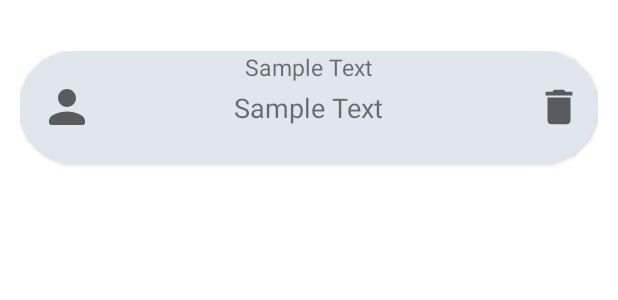
After one commit to OpenLake/Sampoorna, an Android app: the layout fragment_contact.xml on its own in the app's theme, with its tools: preview values and no code run, on a phone screen of 412 x 824 dp. The commit adds this screen. Shown: the top 300 px of the screen. Run offline under Robolectric (Android 15) with nearby library versions, the phone set to English and light mode, and no system bars.

```diff
--- /dev/null
+++ b/app/src/main/res/drawable/ic_contact_profile.xml
@@ -0,0 +1,10 @@
+<vector xmlns:android="http://schemas.android.com/apk/res/android"
+    android:width="24dp"
+    android:height="24dp"
+    android:viewportWidth="24"
+    android:viewportHeight="24"
+    android:tint="?attr/colorControlNormal">
+  <path
+      android:fillColor="@android:color/white"
+      android:pathData="M12,12c2.21,0 4,-1.79 4,-4s-1.79,-4 -4,-4 -4,1.79 -4,4 1.79,4 4,4zM12,14c-2.67,0 -8,1.34 -8,4v1c0,0.55 0.45,1 1,1h14c0.55,0 1,-0.45 1,-1v-1c0,-2.66 -5.33,-4 -8,-4z"/>
+</vector>
--- /dev/null
+++ b/app/src/main/res/drawable/ic_delete.xml
@@ -0,0 +1,10 @@
+<vector xmlns:android="http://schemas.android.com/apk/res/android"
+    android:width="24dp"
+    android:height="24dp"
+    android:viewportWidth="24"
+    android:viewportHeight="24"
+    android:tint="?attr/colorControlNormal">
+  <path
+      android:fillColor="@android:color/white"
+      android:pathData="M6,19c0,1.1 0.9,2 2,2h8c1.1,0 2,-0.9 2,-2V7H6v12zM19,4h-3.5l-1,-1h-5l-1,1H5v2h14V4z"/>
+</vector>
--- a/app/src/main/res/layout/fragment_alert.xml
+++ b/app/src/main/res/layout/fragment_alert.xml
@@ -49,11 +49,11 @@
         android:layout_width="wrap_content"
         android:layout_height="wrap_content"
         android:background="@drawable/ic_sos_button"
+        android:layout_marginTop="@dimen/_100sdp"
         app:layout_constraintBottom_toBottomOf="parent"
         app:layout_constraintEnd_toEndOf="parent"
         app:layout_constraintStart_toStartOf="parent"
         app:layout_constraintTop_toTopOf="@id/ic_message"
-        android:layout_marginTop="@dimen/_100sdp"
         />
 
 
--- /dev/null
+++ b/app/src/main/res/layout/fragment_contact.xml
@@ -0,0 +1,19 @@
+<?xml version="1.0" encoding="utf-8"?>
+<androidx.constraintlayout.widget.ConstraintLayout xmlns:android="http://schemas.android.com/apk/res/android"
+    xmlns:tools="http://schemas.android.com/tools"
+    xmlns:app="http://schemas.android.com/apk/res-auto"
+    android:id="@+id/frameLayout"
+    android:layout_width="match_parent"
+    android:layout_height="match_parent"
+    tools:context=".ui.fragments.ContactFragment">
+    <androidx.recyclerview.widget.RecyclerView
+        android:id="@+id/contacts_rv"
+        android:layout_width="match_parent"
+        android:layout_height="0dp"
+        android:layout_marginTop="@dimen/_16sdp"
+        app:layout_constraintTop_toTopOf="parent"
+        app:layout_constraintStart_toStartOf="parent"
+        app:layout_constraintEnd_toEndOf="parent"
+        app:layout_constraintBottom_toBottomOf="parent"
+        tools:listitem="@layout/item_contacts"/>
+</androidx.constraintlayout.widget.ConstraintLayout>
--- /dev/null
+++ b/app/src/main/res/layout/item_contacts.xml
@@ -0,0 +1,56 @@
+<?xml version="1.0" encoding="utf-8"?>
+<androidx.constraintlayout.widget.ConstraintLayout xmlns:android="http://schemas.android.com/apk/res/android"
+    android:layout_width="match_parent"
+    android:layout_height="match_parent"
+    android:layout_margin="@dimen/_10sdp"
+    xmlns:app="http://schemas.android.com/apk/res-auto">
+
+
+    <androidx.cardview.widget.CardView
+        android:id="@+id/contact_card"
+        android:layout_width="match_parent"
+        android:layout_height="@dimen/_58sdp"
+        app:layout_constraintTop_toTopOf="parent"
+        app:layout_constraintStart_toStartOf="parent"
+        app:layout_constraintEnd_toEndOf="parent"
+        app:cardCornerRadius="@dimen/_40sdp"
+        android:backgroundTint="@color/iceblue"
+
+        >
+        <ImageView
+            android:id="@+id/contact_pfp"
+            android:src="@drawable/ic_contact_profile"
+            android:layout_width="@dimen/_48sdp"
+            android:layout_height="@dimen/_48sdp"
+            android:layout_gravity="start|center"
+            android:padding="@dimen/_10sdp"
+            />
+        <TextView
+            android:id="@+id/contact_name"
+            android:layout_width="wrap_content"
+            android:layout_height="wrap_content"
+            android:text="@string/sample_text"
+            android:textSize="@dimen/_12ssp"
+            android:layout_gravity="center_horizontal"
+            />
+
+        <TextView
+            android:id="@+id/contact_number"
+            android:layout_width="wrap_content"
+            android:layout_height="wrap_content"
+            android:text="@string/sample_text"
+            android:textSize="@dimen/_14ssp"
+            android:layout_gravity="center"/>
+
+        <ImageView
+            android:id="@+id/contact_delete"
+            android:layout_width="@dimen/_32sdp"
+            android:layout_height="@dimen/_32sdp"
+            android:src="@drawable/ic_delete"
+            android:layout_gravity="end|center"
+            android:paddingEnd="@dimen/_8sdp"/>
+
+
+    </androidx.cardview.widget.CardView>
+
+</androidx.constraintlayout.widget.ConstraintLayout>
--- a/app/src/main/res/values/colors.xml
+++ b/app/src/main/res/values/colors.xml
@@ -7,4 +7,5 @@
     <color name="teal_700">#FF018786</color>
     <color name="black">#FF000000</color>
     <color name="white">#FFFFFFFF</color>
+    <color name="iceblue">#dfe6ed</color>
 </resources>
--- a/app/src/main/res/values/strings.xml
+++ b/app/src/main/res/values/strings.xml
@@ -7,4 +7,6 @@
     <string name="alert">Alert</string>
     <string name="track_menstruation">Track Menstruation</string>
     <string name="hellotext">Hello,</string>
+    <string name="sample_text">Sample Text</string>
+    <string name="contacts">Contacts</string>
 </resources>
```
Also changed, not shown: app/build.gradle (+19 -3 lines), app/src/main/java/org/openlake/sampoorna/adapter/ContactsRVAdapter.kt (added, +47 -0 lines), app/src/main/java/org/openlake/sampoorna/models/Contacts.kt (added, +13 -0 lines), app/src/main/java/org/openlake/sampoorna/models/ContactsDao.kt (added, +18 -0 lines), app/src/main/java/org/openlake/sampoorna/models/ContactsDatabase.kt (added, +25 -0 lines), app/src/main/java/org/openlake/sampoorna/models/ContactsRepository.kt (added, +13 -0 lines), app/src/main/java/org/openlake/sampoorna/ui/MainActivity.kt (+13 -2 lines), app/src/main/java/org/openlake/sampoorna/ui/fragments/ContactFragment.kt (added, +36 -0 lines), app/src/main/java/org/openlake/sampoorna/viewmodel/ContactsViewModel.kt (added, +19 -0 lines), app/src/main/res/navigation/navigation_graph.xml (+10 -1 lines).
